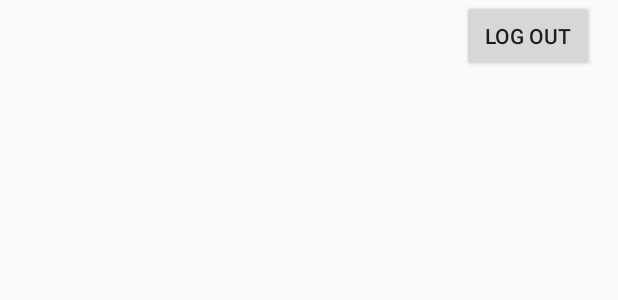
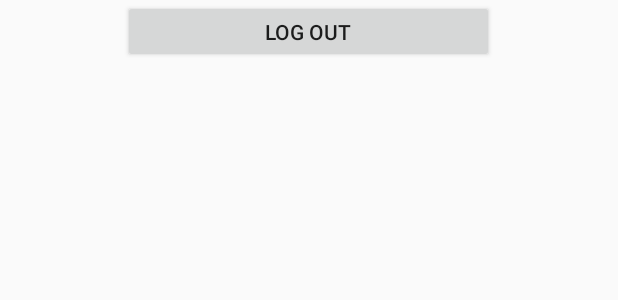
Before and after one commit to niyatiprabhu/Twitter, an Android app: the layout activity_timeline.xml on its own in the app's theme, with its tools: preview values and no code run, on a phone screen of 412 x 824 dp. Shown: the top 300 px of the screen. Run offline under Robolectric (Android 15) with nearby library versions, the phone set to English and light mode, and no system bars.

Commit message:
logout button added

```diff
--- a/app/src/main/java/com/codepath/apps/restclienttemplate/TimelineActivity.java
+++ b/app/src/main/java/com/codepath/apps/restclienttemplate/TimelineActivity.java
@@ -4,8 +4,11 @@ import androidx.appcompat.app.AppCompatActivity;
 import androidx.recyclerview.widget.LinearLayoutManager;
 import androidx.recyclerview.widget.RecyclerView;
 
+import android.content.Intent;
 import android.os.Bundle;
 import android.util.Log;
+import android.view.View;
+import android.widget.Button;
 
 import com.codepath.apps.restclienttemplate.models.Tweet;
 import com.codepath.asynchttpclient.callback.JsonHttpResponseHandler;
@@ -26,6 +29,7 @@ public class TimelineActivity extends AppCompatActivity {
     RecyclerView rvTweets;
     List<Tweet> tweets;
     TweetsAdapter adapter;
+    Button logout;
 
     @Override
     protected void onCreate(Bundle savedInstanceState) {
@@ -43,6 +47,18 @@ public class TimelineActivity extends AppCompatActivity {
         rvTweets.setLayoutManager(new LinearLayoutManager(this));
         rvTweets.setAdapter(adapter);
         populateHomeTimeline();
+
+    }
+
+    public void onLogoutButton(View view) {
+        // forget who's logged in
+        TwitterApp.getTwitterClient(this).clearAccessToken();
+
+        // navigate backwards to Login screen
+        Intent i = new Intent(this, LoginActivity.class);
+        i.addFlags(Intent.FLAG_ACTIVITY_CLEAR_TOP); // this makes sure the Back button won't work
+        i.addFlags(Intent.FLAG_ACTIVITY_NEW_TASK); // same as above
+        startActivity(i);
     }
 
     private void populateHomeTimeline() {
--- a/app/src/main/res/layout/activity_timeline.xml
+++ b/app/src/main/res/layout/activity_timeline.xml
@@ -9,18 +9,24 @@
 
     <androidx.recyclerview.widget.RecyclerView
         android:id="@+id/rvTweets"
-        android:layout_width="match_parent"
-        android:layout_height="match_parent"
+        android:layout_width="412dp"
+        android:layout_height="685dp"
         android:layout_alignParentStart="true"
         android:layout_alignParentTop="true"
-        android:layout_marginTop="0dp" />
+        app:layout_constraintBottom_toBottomOf="parent"
+        app:layout_constraintEnd_toEndOf="parent"
+        app:layout_constraintStart_toStartOf="parent" />
 
     <Button
-        android:id="@+id/btnLogOut"
-        android:layout_width="wrap_content"
-        android:layout_height="wrap_content"
-        android:layout_marginEnd="16dp"
+        android:id="@+id/btnLogout"
+        android:layout_width="247dp"
+        android:layout_height="42dp"
+        android:onClick="onLogoutButton"
         android:text="Log out"
+        app:layout_constraintBottom_toTopOf="@+id/rvTweets"
         app:layout_constraintEnd_toEndOf="parent"
-        app:layout_constraintTop_toTopOf="parent" />
+        app:layout_constraintHorizontal_bias="0.498"
+        app:layout_constraintStart_toStartOf="parent"
+        app:layout_constraintTop_toTopOf="parent"
+        app:layout_constraintVertical_bias="0.0" />
 </androidx.constraintlayout.widget.ConstraintLayout>
```
